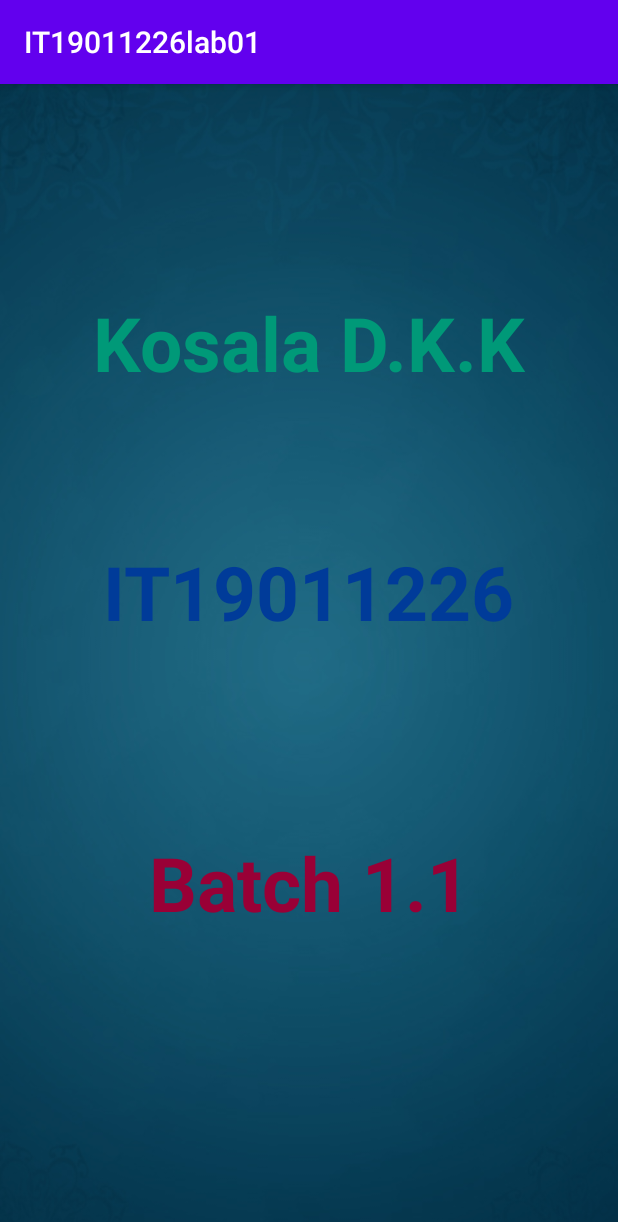
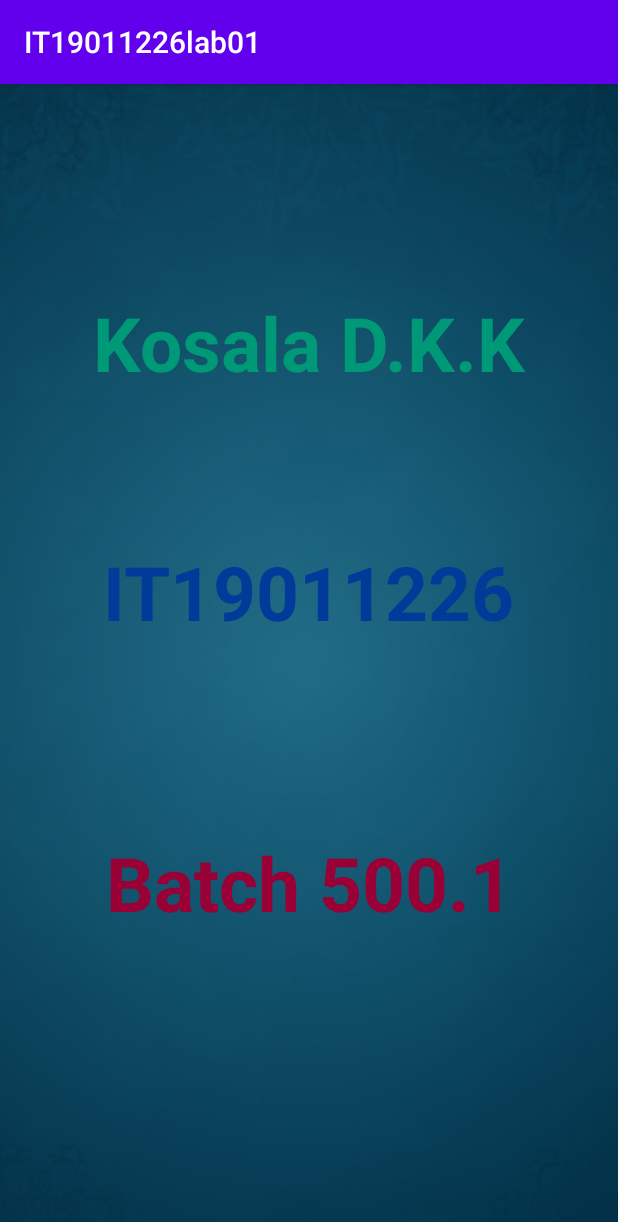
Before and after one commit to KosalaDK/Project1, an Android app: the screen it shows after launch (MainActivity), on a phone screen of 412 x 824 dp. Shown: the top 1222 px of the screen. Run offline under Robolectric (Android 15) with nearby library versions, the phone set to English and light mode, and no system bars.

Commit message:
Update activity_main.xml
change batch name

```diff
--- a/app/src/main/res/layout/activity_main.xml
+++ b/app/src/main/res/layout/activity_main.xml
@@ -45,7 +45,7 @@
         android:id="@+id/textView3"
         android:layout_width="wrap_content"
         android:layout_height="wrap_content"
-        android:text="Batch 1.1"
+        android:text="Batch 500.1"
         android:textColor="#990036"
         android:textSize="50sp"
         android:textStyle="bold"
```
